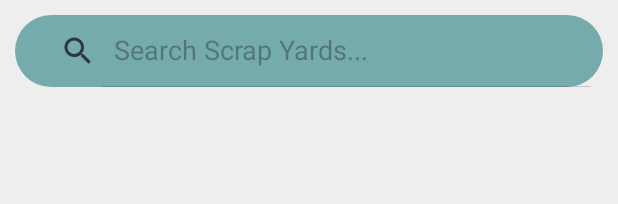
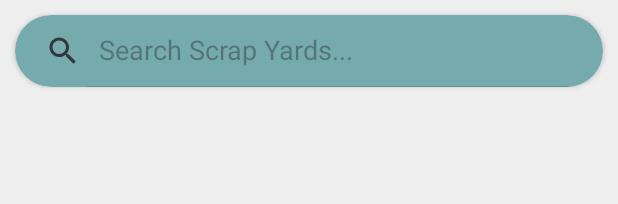
Before and after one commit to Mohamad-H-Hallal/AutoMate-Parts-and-Service-Hub, an Android app: the layout fragment_scrap_yard.xml on its own in the app's theme, with its tools: preview values and no code run, on a phone screen of 412 x 824 dp. Shown: the top 204 px of the screen. Run offline under Robolectric (Android 15) with nearby library versions, the phone set to English and light mode, and no system bars.

```diff
--- a/app/src/main/res/layout/fragment_mechanic.xml
+++ b/app/src/main/res/layout/fragment_mechanic.xml
@@ -27,6 +27,7 @@
         android:layout_width="match_parent"
         android:layout_height="wrap_content"
         android:background="@color/colorPrimary"
-        app:layout_constraintTop_toBottomOf="@id/mechanicSearch" />
+        app:layout_constraintTop_toBottomOf="@id/mechanicSearch"
+        />
 
 </androidx.constraintlayout.widget.ConstraintLayout>
--- a/app/src/main/res/layout/fragment_scrap_yard.xml
+++ b/app/src/main/res/layout/fragment_scrap_yard.xml
@@ -6,26 +6,33 @@
     xmlns:app="http://schemas.android.com/apk/res-auto"
     tools:context=".ScrapYardFragment"
     android:background="@color/colorPrimary">
-
+<androidx.cardview.widget.CardView
+    android:id="@+id/cardsearch"
+    android:layout_width="match_parent"
+    android:layout_height="wrap_content"
+    app:layout_constraintTop_toTopOf="parent"
+    app:layout_constraintStart_toStartOf="parent"
+    app:layout_constraintEnd_toEndOf="parent"
+    android:layout_margin="10dp"
+    app:cardCornerRadius="26dp"
+    android:elevation="8dp"
+    android:focusable="true"
+    android:backgroundTint="@color/colorAccent">
     <SearchView
         android:id="@+id/scrapYardSearch"
         android:layout_width="match_parent"
-        android:layout_height="wrap_content"
+        android:layout_height="match_parent"
         android:searchIcon="@drawable/ic_search"
         android:queryHint="Search Scrap Yards..."
-        android:layout_margin="10dp"
-        app:layout_constraintTop_toTopOf="parent"
-        app:layout_constraintStart_toStartOf="parent"
-        app:layout_constraintEnd_toEndOf="parent"
-        android:background="@drawable/button_background_blue"
         android:iconifiedByDefault="false"
         android:focusable="true"/>
 
+
+</androidx.cardview.widget.CardView>
     <ListView
         android:layout_width="match_parent"
         android:layout_height="wrap_content"
         android:id="@+id/scrapYardListView"
-        android:background="@color/colorPrimary"
-        app:layout_constraintTop_toBottomOf="@id/scrapYardSearch" />
+        app:layout_constraintTop_toBottomOf="@id/cardsearch" />
 
 </androidx.constraintlayout.widget.ConstraintLayout>
--- a/app/src/main/res/layout/rating_dialog.xml
+++ b/app/src/main/res/layout/rating_dialog.xml
@@ -28,7 +28,7 @@
             android:layout_marginStart="10dp"
             android:layout_marginBottom="10dp"
             style="@style/loginButton"
-            android:text="Submit" />
+            android:text="@string/submit" />
 
         <androidx.appcompat.widget.AppCompatButton
             android:id="@+id/cancel_button"
@@ -38,7 +38,7 @@
             android:layout_marginEnd="10dp"
             android:layout_marginBottom="10dp"
             style="@style/loginButton"
-            android:text="Cancel" />
+            android:text="@string/cancel" />
 
     </LinearLayout>
 </LinearLayout>
--- a/app/src/main/res/values/strings.xml
+++ b/app/src/main/res/values/strings.xml
@@ -34,6 +34,8 @@
     <string name="mechanics">Mechanics</string>
     <string name="diagnostics">Diagnostics</string>
     <string name="profile">Profile</string>
+    <string name="submit">Submit</string>
+    <string name="cancel">Cancel</string>
 
     <string-array name="spinner">
         <item>Choose Your Account Type</item>
```
Also changed, not shown: 2 other files.
